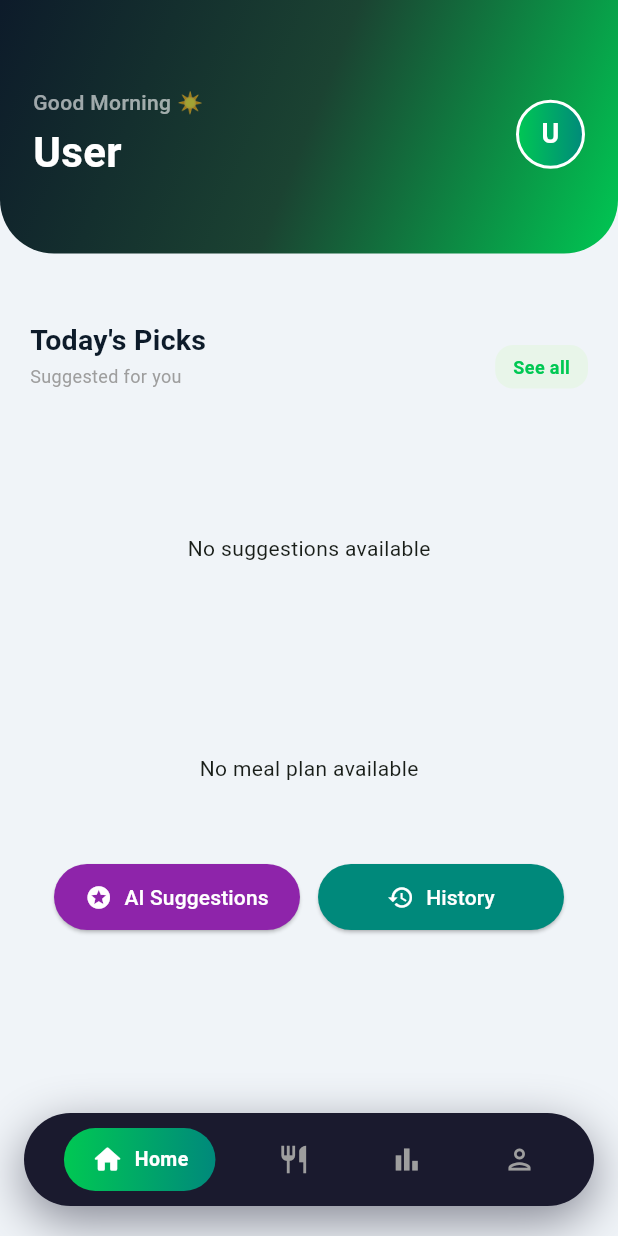
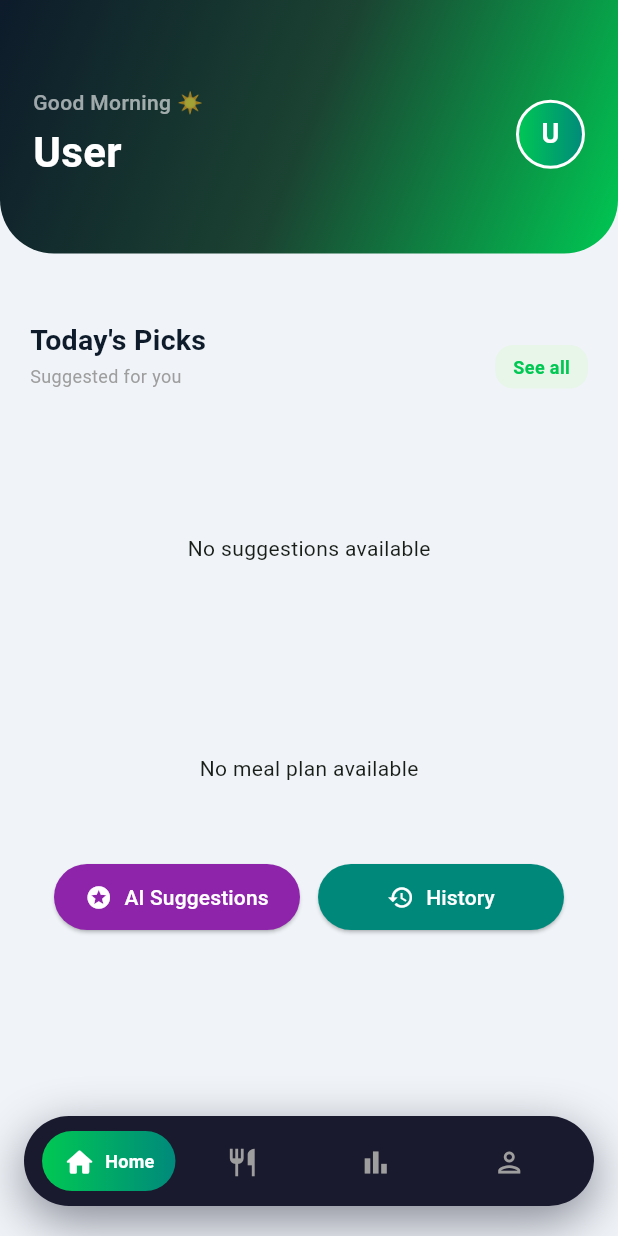
Before and after one commit to skeshavarthinishanmugam-22/Mealsense-frontend, a Flutter app: the DashboardScreen screen opened by its route, on a phone screen of 412 x 824 dp. Run offline on Flutter 3.47's test engine with Material 3 defaults, Android fonts, the phone set to English and light mode, and no system bars; our stand-ins replace shared_preferences; accounts and stored records are empty; network calls fail.

Commit message:
version 1.1

```diff
--- a/lib/config/app_config.dart
+++ b/lib/config/app_config.dart
@@ -1,4 +1,4 @@
 class AppConfig {
-  static const String host = '10.10.49.57'; // change only this when IP changes
+  static const String defaultHost = '10.11.154.66';
   static const int port = 8080;
 }
--- a/lib/models/food_model.dart
+++ b/lib/models/food_model.dart
@@ -63,6 +63,28 @@ class FoodModel {
         substitutes: json['substitutes'] as String?,
       );
 
+  Map<String, dynamic> toJson() => {
+        'id': id,
+        'name': name,
+        'category': category,
+        'subCategory': subCategory,
+        'portionDescription': portionDescription,
+        'calorieRangeMin': calorieRangeMin,
+        'calorieRangeMax': calorieRangeMax,
+        'calorieRangeLabel': calorieRangeLabel,
+        'proteinLevel': proteinLevel,
+        'healthScore': healthScore,
+        'trafficLight': trafficLight,
+        'trafficLightMessage': trafficLightMessage,
+        'isVegetarian': isVegetarian,
+        'isVegan': isVegan,
+        'containsGluten': containsGluten,
+        'containsDairy': containsDairy,
+        'containsNuts': containsNuts,
+        'containsEggs': containsEggs,
+        'substitutes': substitutes,
+      };
+
   String get emoji {
     switch (category) {
       case 'BREAKFAST': return '🍳';
--- a/lib/providers/user_provider.dart
+++ b/lib/providers/user_provider.dart
@@ -323,9 +323,13 @@ class UserNotifier extends ChangeNotifier {
         _profileCached = true; // Mark profile as cached
         print('[UserProvider] Profile cached for session');
         notifyListeners();
+      } else {
+        print('[UserProvider] Profile fetch failed with status: ${res['statusCode']}');
+        throw Exception('Failed to load profile: ${res['message'] ?? 'Unknown error'}');
       }
     } catch (e) {
       print('[UserProvider] Error loading profile: $e');
+      rethrow; // Rethrow so caller knows about the failure
     }
   }
 
--- a/lib/screens/auth/login_screen.dart
+++ b/lib/screens/auth/login_screen.dart
@@ -149,9 +149,7 @@ class _LoginScreenState extends State<LoginScreen> with TickerProviderStateMixin
           child: SafeArea(
             child: SingleChildScrollView(
               physics: const ClampingScrollPhysics(),
-              child: SizedBox(
-                height: size.height - MediaQuery.of(context).padding.top,
-                child: Column(
+              child: Column(
                   children: [
                     // ── Logo ──────────────────────────────────────────────
                     Expanded(
@@ -380,7 +378,6 @@ class _LoginScreenState extends State<LoginScreen> with TickerProviderStateMixin
                     ),
                   ],
                 ),
-              ),
             ),
           ),
         ),
--- a/lib/screens/dashboard/dashboard_screen.dart
+++ b/lib/screens/dashboard/dashboard_screen.dart
@@ -69,9 +69,7 @@ class _DashboardScreenState extends State<DashboardScreen>
       statusBarIconBrightness: Brightness.light,
     ));
     return Scaffold(
-      extendBody: true,
       backgroundColor: const Color(0xFFF0F4F8),
-      // FoodListScreen has its own Scaffold, others need SafeArea wrapping
       body: FadeTransition(opacity: _fadeAnimation, child: _tabs[_selectedIndex]),
       bottomNavigationBar: _FloatingNavBar(
         selectedIndex: _selectedIndex,
@@ -97,7 +95,9 @@ class _FloatingNavBar extends StatelessWidget {
 
   @override
   Widget build(BuildContext context) {
-    return Container(
+    return SizedBox(
+      height: 80,
+      child: Container(
         margin: const EdgeInsets.fromLTRB(16, 0, 16, 20),
         padding: const EdgeInsets.symmetric(horizontal: 12, vertical: 10),
         decoration: BoxDecoration(
@@ -113,17 +113,20 @@ class _FloatingNavBar extends StatelessWidget {
         ),
         child: Row(
           mainAxisAlignment: MainAxisAlignment.spaceAround,
+          mainAxisSize: MainAxisSize.max,
           children: List.generate(_items.length, (i) {
             final item = _items[i];
             final isSelected = i == selectedIndex;
-          return GestureDetector(
+            return Expanded(
+              child: GestureDetector(
                 onTap: () => onTap(i),
                 behavior: HitTestBehavior.opaque,
+                child: Center(
                   child: AnimatedContainer(
                     duration: const Duration(milliseconds: 300),
                     curve: Curves.easeInOut,
                     padding: EdgeInsets.symmetric(
-                horizontal: isSelected ? 18 : 12,
+                      horizontal: isSelected ? 14 : 10,
                       vertical: 10,
                     ),
                     decoration: BoxDecoration(
@@ -134,7 +137,10 @@ class _FloatingNavBar extends StatelessWidget {
                           : null,
                       borderRadius: BorderRadius.circular(22),
                     ),
+                    child: SingleChildScrollView(
+                      scrollDirection: Axis.horizontal,
                       child: Row(
+                        mainAxisSize: MainAxisSize.min,
                         children: [
                           Icon(
                             isSelected ? item.$1 : item.$2,
@@ -142,22 +148,28 @@ class _FloatingNavBar extends StatelessWidget {
                             size: 22,
                           ),
                           if (isSelected) ...[
-                    const SizedBox(width: 7),
+                          const SizedBox(width: 6),
                           Text(
                             item.$3,
                             style: const TextStyle(
                               color: Colors.white,
                               fontWeight: FontWeight.w700,
-                        fontSize: 13,
-                        letterSpacing: 0.3,
+                              fontSize: 12,
+                              letterSpacing: 0.2,
                             ),
+                            maxLines: 1,
+                            overflow: TextOverflow.ellipsis,
                           ),
                         ],
                       ],
                     ),
                   ),
+                ),
+              ),
+            ),
           );
         }),
+      ),
       ),
     );
   }
@@ -177,12 +189,22 @@ class _HomeTabState extends State<_HomeTab> {
   bool _foodsLoading = true;
   Map<String, dynamic> _mealPlan = {};
   bool _planLoading = true;
+  bool _planLoaded = false;
 
   @override
   void initState() {
     super.initState();
     _loadTodayFoods();
+  }
+
+  @override
+  void didChangeDependencies() {
+    super.didChangeDependencies();
+    // Only load meal plan once after dependencies are available
+    if (!_planLoaded) {
+      _planLoaded = true;
       _loadMealPlan();
+    }
   }
 
   Future<void> _loadTodayFoods() async {
@@ -227,13 +249,49 @@ class _HomeTabState extends State<_HomeTab> {
     try {
       print('[Dashboard] Loading meal plan...');
 
+      // Check cache first - if cached today, use it
+      final cache = MealCacheService();
+      final cachedPlan = cache.getCachedMealPlan();
+      if (cachedPlan != null) {
+        // Check if cache is from today
+        final cachedTime = cache.getCachedMealPlanTime();
+        if (cachedTime != null) {
+          final now = DateTime.now();
+          final cachedDay = DateTime(cachedTime.year, cachedTime.month, cachedTime.day);
+          final today = DateTime(now.year, now.month, now.day);
+
+          if (cachedDay == today) {
+            print('[Dashboard] Using cached meal plan from today');
+            if (mounted) {
+              setState(() {
+                _mealPlan = cachedPlan;
+                _planLoading = false;
+              });
+            }
+            return;
+          }
+        }
+      }
+      print('[Dashboard] Cache miss or expired, fetching fresh meal plan');
+
       // Get user targets for AI suggestions
-      final user = UserProvider.of(context).user;
-      final dailyCalories = user?.dailyCalorieTarget ?? 0;
-      final dailyProtein = user?.dailyProteinTarget ?? 0;
+      final userProvider = UserProvider.of(context);
+      final user = userProvider.user;
+
+      if (user == null) {
+        print('[Dashboard] User profile not yet loaded. Will retry.');
+        if (mounted) {
+          setState(() => _planLoading = false);
+        }
+        return;
+      }
+
+      final dailyCalories = user.dailyCalorieTarget ?? 0;
+      final dailyProtein = user.dailyProteinTarget ?? 0;
 
       if (dailyCalories == 0 || dailyProtein == 0) {
-        print('[Dashboard] No user targets, cannot generate meal plan');
+        print('[Dashboard] No user targets set. Using default targets.');
+        // Use default targets if not set
         if (mounted) {
           setState(() => _planLoading = false);
         }
@@ -316,24 +374,15 @@ class _HomeTabState extends State<_HomeTab> {
     }
   }
 
-  /// Transform API response (with 'meals' array) to UI format (with category keys)
-  /// DEPRECATED: Now using direct AI suggestions instead
-  @deprecated
-  Map<String, dynamic> _transformMealPlan(Map<String, dynamic> rawPlan) {
-    final transformed = <String, dynamic>{
-      'targetCalories': rawPlan['dailyCalorieTarget'] as int?,
-      'targetProtein': rawPlan['dailyProteinTarget'] as int?,
-    };
-    return transformed;
-  }
-
   @override
   Widget build(BuildContext context) {
     final hour = DateTime.now().hour;
     final greeting = hour < 12 ? 'Good Morning' : hour < 17 ? 'Good Afternoon' : 'Good Evening';
     final greetEmoji = hour < 12 ? '☀️' : hour < 17 ? '🌤️' : '🌙';
 
-    return CustomScrollView(
+    return SafeArea(
+      bottom: false,
+      child: CustomScrollView(
         physics: const BouncingScrollPhysics(),
         slivers: [
           SliverToBoxAdapter(child: _Header(greeting: '$greeting $greetEmoji')),
@@ -391,6 +440,7 @@ class _HomeTabState extends State<_HomeTab> {
             ),
           ),
         ],
+      ),
     );
   }
 }
--- a/lib/screens/food/ai_suggestions_screen.dart
+++ b/lib/screens/food/ai_suggestions_screen.dart
@@ -1,6 +1,5 @@
 import 'package:flutter/material.dart';
 import '../../services/api_service.dart';
-import '../../services/session_manager.dart';
 
 class AiSuggestionsScreen extends StatefulWidget {
   final String mealType;
--- a/lib/services/api_service.dart
+++ b/lib/services/api_service.dart
@@ -5,7 +5,7 @@ import 'session_manager.dart';
 
 class ApiService {
   static String get baseUrl =>
-      'http://${AppConfig.host}:${AppConfig.port}/api/v1';
+      'http://${AppConfig.defaultHost}:${AppConfig.port}/api/v1';
 
   // ── Token helpers ──────────────────────────────────────────────────────────
 
```
Also changed, not shown: lib/main.dart (+42 -11 lines), lib/screens/activity/meal_history_screen.dart (+0 -7 lines), lib/services/meal_cache_service.dart (+81 -1 lines), lib/services/nutrition_suggestion_service.dart (+5 -7 lines). Lines whose indentation alone changed are shown as unchanged.
